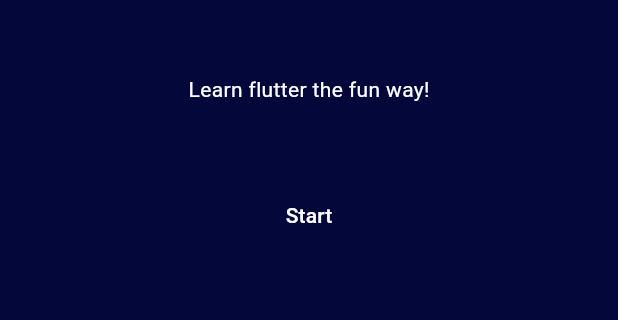
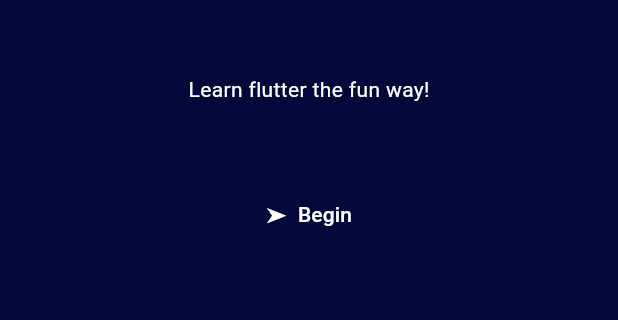
Before and after one commit to ervip/flutter-quiz-app, a Flutter app: the screen it shows after launch, on a phone screen of 412 x 824 dp, the part 605-925 px from its top. Run offline on Flutter 3.47's test engine with Material 3 defaults, Android fonts, the phone set to English and light mode, and no system bars.

Commit message:
Changed start button text

```diff
--- a/lib/start_screen.dart
+++ b/lib/start_screen.dart
@@ -17,7 +17,7 @@ class StartScreen extends StatelessWidget {
           const SizedBox(height: 50),
           TextButton(
             onPressed: () {},
-            child: const ColoredText('Start', Colors.white),
+            child: const ColoredText('➤\t\tBegin', Colors.white),
           )
         ],
       ),
```
